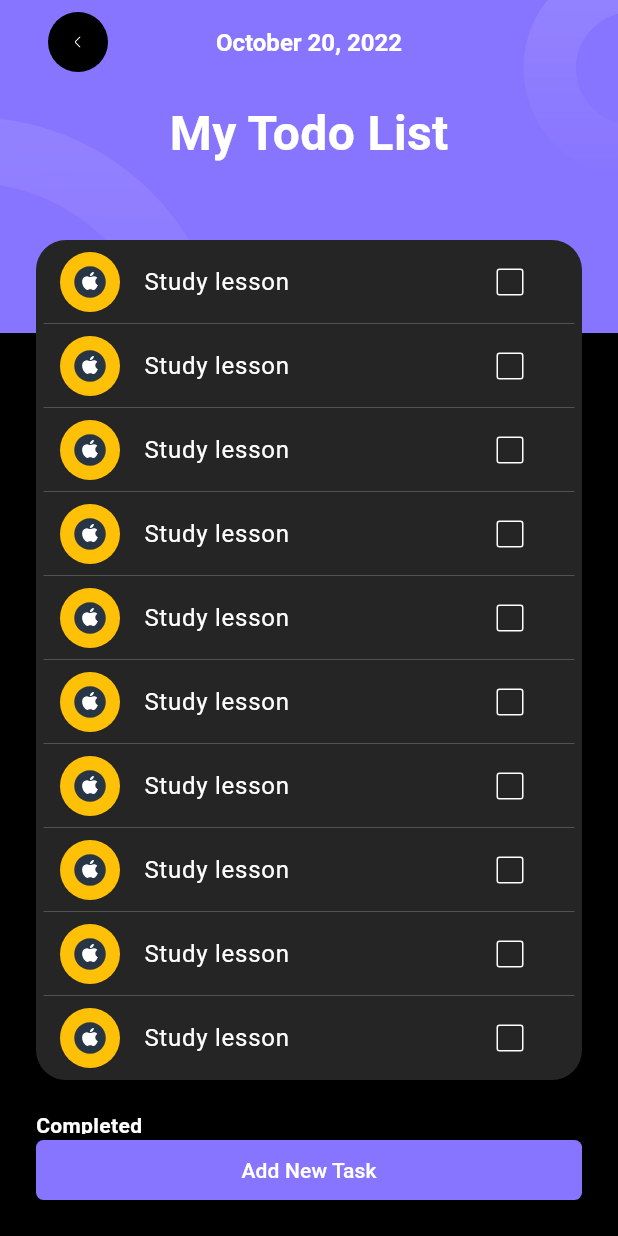
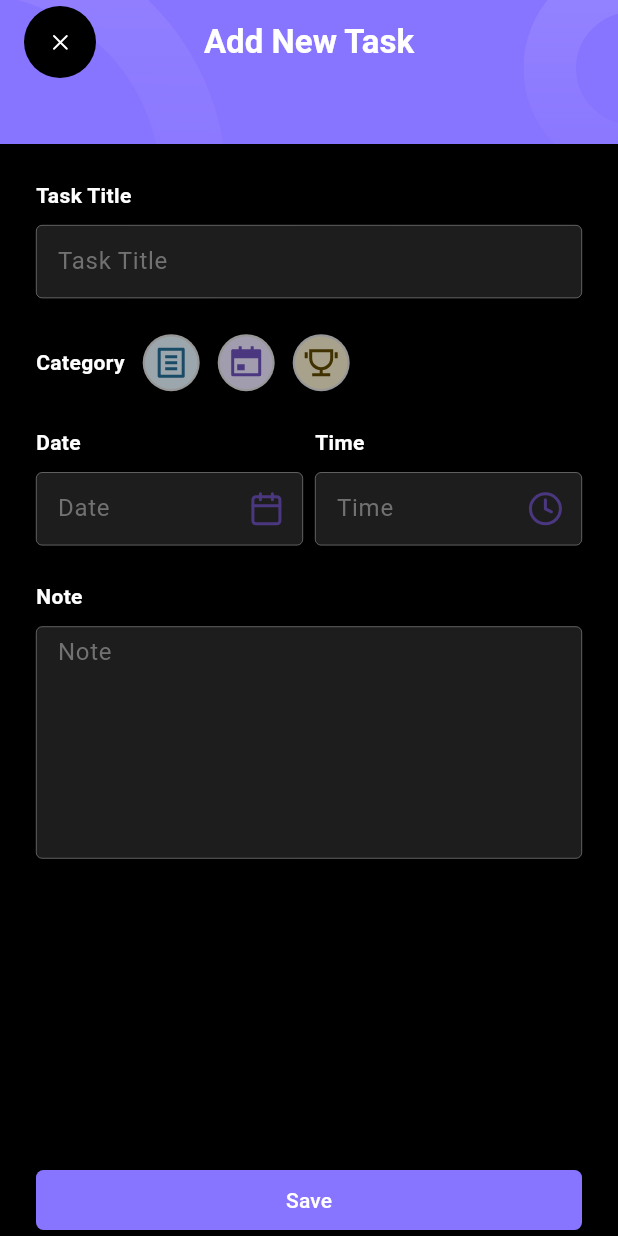
Before and after one commit to bikram-chandra-debnath/Daily-Task, a Flutter app: the Home screen opened directly, after a tap on "Add New Task", on a phone screen of 412 x 824 dp. Run offline on Flutter 3.47's test engine with Material 3 defaults, Android fonts, the phone set to English and light mode, and no system bars; our stand-ins replace flutter_svg, get, smooth_page_indicator.

Commit message:
Upload Add Task Screen

```diff
--- /dev/null
+++ b/lib/Feachers/add task/add_task.dart
@@ -0,0 +1,59 @@
+import 'package:daily_task/Feachers/add%20task/widgets/categories.dart';
+import 'package:daily_task/Feachers/add%20task/widgets/date_and_time.dart';
+import 'package:daily_task/Feachers/add%20task/widgets/upper_heading.dart';
+import 'package:daily_task/common/buttons/elevated_button.dart';
+import 'package:daily_task/common/fields/custom_input_field.dart';
+import 'package:daily_task/constants/color.dart';
+import 'package:daily_task/constants/text.dart';
+import 'package:flutter/material.dart';
+
+class AddTask extends StatelessWidget {
+  const AddTask({super.key});
+  @override
+  Widget build(BuildContext context) {
+    return Scaffold(
+      backgroundColor: AppColors.black,
+      body: Stack(
+        children: [
+          Padding(
+            padding: const EdgeInsets.only(top: 96, left: 24, right: 24),
+            child: Expanded(
+              child: SingleChildScrollView(
+                child: Column(
+                  spacing: 24,
+                  crossAxisAlignment: CrossAxisAlignment.start,
+                  children: [
+                    SizedBox(),
+                    // Todo Title writing section
+                    CustomInputField(
+                      lableText: AppTexts.taskTitle,
+                      hintText: AppTexts.taskTitle,
+                    ),
+                    // Todo Category  section
+                    Categories(),
+                    // Todo date and time  section
+                    DateAndTime(),
+                    // Todo Note writing  section
+                    CustomInputField(
+                      lableText: AppTexts.note,
+                      hintText: AppTexts.note,
+                      maxLine: 6,
+                    ),
+                  ],
+                ),
+              ),
+            ),
+          ),
+
+          // Upper Heading section
+          UpperHeading(),
+        ],
+      ),
+
+      bottomNavigationBar: Padding(
+        padding: const EdgeInsets.symmetric(horizontal: 24),
+        child: AppElevatedButton(onPressed: () {}, child: Text(AppTexts.save)),
+      ),
+    );
+  }
+}
--- /dev/null
+++ b/lib/Feachers/add task/widgets/categories.dart
@@ -0,0 +1,43 @@
+
+import 'package:daily_task/Feachers/add%20task/widgets/category_button.dart';
+import 'package:daily_task/constants/color.dart';
+import 'package:daily_task/constants/icons.dart';
+import 'package:daily_task/constants/text.dart';
+import 'package:flutter/material.dart';
+
+class Categories extends StatelessWidget {
+  const Categories({
+    super.key,
+  });
+
+  @override
+  Widget build(BuildContext context) {
+    return Row(
+      spacing: 12,
+      children: [
+        Text(
+          AppTexts.category,
+          style: TextStyle(
+            color: AppColors.white,
+            fontWeight: FontWeight.bold,
+          ),
+        ),
+        CategoryButton(
+          icon: AppIcons.page,
+          backgroundColor: AppColors.buttonBackground1,
+          onPressed: () {},
+        ),
+        CategoryButton(
+          icon: AppIcons.calender,
+          backgroundColor: AppColors.buttonBackground2,
+          onPressed: () {},
+        ),
+        CategoryButton(
+          icon: AppIcons.troffe,
+          backgroundColor: AppColors.buttonBackground3,
+          onPressed: () {},
+        ),
+      ],
+    );
+  }
+}
--- /dev/null
+++ b/lib/Feachers/add task/widgets/category_button.dart
@@ -0,0 +1,38 @@
+import 'package:daily_task/constants/color.dart';
+import 'package:flutter/material.dart';
+import 'package:flutter_svg/svg.dart';
+
+class CategoryButton extends StatelessWidget {
+  const CategoryButton({
+    super.key,
+    this.buttonSize = 38,
+    this.backgroundColor = AppColors.primary,
+    required this.icon,
+    required this.onPressed,
+  });
+
+  final double buttonSize;
+  final Color backgroundColor;
+  final String icon;
+  final VoidCallback onPressed;
+
+  @override
+  Widget build(BuildContext context) {
+    return GestureDetector(
+      onTap: onPressed,
+      child: Container(
+        padding: EdgeInsets.all(1.5),
+        height: buttonSize,
+        width: buttonSize,
+        decoration: BoxDecoration(
+          color: AppColors.border,
+          shape: BoxShape.circle,
+        ),
+        child: CircleAvatar(
+          backgroundColor: backgroundColor,
+          child: SvgPicture.asset(icon),
+        ),
+      ),
+    );
+  }
+}
--- /dev/null
+++ b/lib/Feachers/add task/widgets/date_and_time.dart
@@ -0,0 +1,41 @@
+
+import 'package:daily_task/common/fields/custom_input_field.dart';
+import 'package:daily_task/constants/icons.dart';
+import 'package:daily_task/constants/text.dart';
+import 'package:flutter/material.dart';
+import 'package:flutter_svg/svg.dart';
+
+class DateAndTime extends StatelessWidget {
+  const DateAndTime({
+    super.key,
+  });
+
+  @override
+  Widget build(BuildContext context) {
+    return Row(
+      children: [
+        Expanded(
+          child: CustomInputField(
+            lableText: AppTexts.date_,
+            hintText: AppTexts.date_,
+            suffix: Padding(
+              padding: const EdgeInsets.all(12.0),
+              child: SvgPicture.asset(AppIcons.calender2),
+            ),
+          ),
+        ),
+        SizedBox(width: 8),
+        Expanded(
+          child: CustomInputField(
+            lableText: AppTexts.time,
+            hintText: AppTexts.time,
+            suffix: Padding(
+              padding: const EdgeInsets.all(12.0),
+              child: SvgPicture.asset(AppIcons.clock),
+            ),
+          ),
+        ),
+      ],
+    );
+  }
+}
--- /dev/null
+++ b/lib/Feachers/add task/widgets/upper_heading.dart
@@ -0,0 +1,52 @@
+import 'package:daily_task/common/appbar/custom_appbar.dart';
+import 'package:daily_task/common/buttons/icon_button.dart';
+import 'package:daily_task/constants/color.dart';
+import 'package:daily_task/constants/icons.dart';
+import 'package:daily_task/constants/images.dart';
+import 'package:daily_task/constants/text.dart';
+import 'package:flutter/material.dart';
+import 'package:flutter_svg/svg.dart';
+import 'package:get/get.dart';
+
+class UpperHeading extends StatelessWidget {
+  const UpperHeading({super.key});
+
+  @override
+  Widget build(BuildContext context) {
+    return Container(
+      height: 96,
+      color: AppColors.primary,
+      child: Stack(
+        children: [
+          // Custom Designs
+          Positioned(
+            bottom: 0,
+            left: 0,
+            child: SvgPicture.asset(AppImages.circleLeft),
+          ),
+          Positioned(
+            top: 0,
+            right: 0,
+            child: SvgPicture.asset(AppImages.circleRight),
+          ),
+
+          // AppBar
+          CustomAppBar(
+            padding: EdgeInsetsGeometry.symmetric(horizontal: 12),
+            leading: AppIconButton(
+              onPressed: () => Get.back(),
+              icon: AppIcons.cross,
+            ),
+            title: Text(
+              AppTexts.addNewTask,
+              style: TextStyle(
+                color: Colors.white,
+                fontWeight: FontWeight.bold,
+              ),
+            ),
+          ),
+        ],
+      ),
+    );
+  }
+}
--- a/lib/Feachers/home/home.dart
+++ b/lib/Feachers/home/home.dart
@@ -1,8 +1,10 @@
+import 'package:daily_task/Feachers/add%20task/add_task.dart';
 import 'package:daily_task/Feachers/home/widgets/home_upper_section.dart';
 import 'package:daily_task/Feachers/home/widgets/mytodo_list.dart';
 import 'package:daily_task/common/buttons/elevated_button.dart';
 import 'package:daily_task/constants/color.dart';
 import 'package:flutter/material.dart';
+import 'package:get/get.dart';
 
 class Home extends StatelessWidget {
   const Home({super.key});
@@ -27,7 +29,7 @@ class Home extends StatelessWidget {
       ),
     bottomNavigationBar: Padding(
       padding: const EdgeInsets.only(left: 24.0, right: 24, bottom: 20),
-      child: AppElevatedButton(onPressed: (){}, child: Text("Add New Task")),
+      child: AppElevatedButton(onPressed: ()=> Get.to(()=> AddTask()), child: Text("Add New Task")),
     ),
     );
   }
--- a/lib/Feachers/home/widgets/home_upper_section.dart
+++ b/lib/Feachers/home/widgets/home_upper_section.dart
@@ -46,15 +46,12 @@ class UpperSection extends StatelessWidget {
                       fontWeight: FontWeight.bold,
                     ),
                   ),
-                  leading: Padding(
-                    padding: const EdgeInsets.all(4.0),
-                    child: AppIconButton(
-                      padding: EdgeInsets.all(15),
-                      //backgroundColor: Colors.transparent,
-                      onPressed: () {},
+                  leading: AppIconButton(
+                    padding: EdgeInsets.all(15),
+                    //backgroundColor: Colors.transparent,
+                    onPressed: () {},
 
-                      icon: AppIcons.back,
-                    ),
+                    icon: AppIcons.back,
                   ),
                 ),
 
--- a/lib/common/buttons/icon_button.dart
+++ b/lib/common/buttons/icon_button.dart
@@ -36,6 +36,7 @@ class AppIconButton extends StatelessWidget {
           tapTargetSize: tapTargetSize,
         ),
         onPressed: onPressed,
+        // ignore: deprecated_member_use
         icon: SvgPicture.asset(icon, color: iconColor,height: iconSize,width: iconSize,),
       ),
     );
--- a/lib/constants/color.dart
+++ b/lib/constants/color.dart
@@ -15,5 +15,8 @@ class AppColors{
    static const  Color lightgrey = Color(0xffE5E5E5);
 
    static const  Color background = Color(0xffeeeff5);
+   static const  Color buttonBackground1 = Color.fromARGB(255, 156, 167, 173);
+   static const  Color buttonBackground2 = Color.fromARGB(255, 162, 157, 174);
+   static const  Color buttonBackground3 = Color.fromARGB(255, 168, 162, 140);
 
 }
--- a/lib/constants/icons.dart
+++ b/lib/constants/icons.dart
@@ -4,4 +4,10 @@ class AppIcons {
   static const String back = "assets/icons/back.svg";
   static const String google = "assets/icons/google.svg";
   static const String apple = "assets/icons/apple.svg";
+  static const String cross = "assets/icons/cross.svg";
+  static const String page = "assets/icons/page.svg";
+  static const String calender = "assets/icons/calender.svg";
+  static const String calender2 = "assets/icons/calender2.svg";
+  static const String troffe = "assets/icons/torffe.svg";
+  static const String clock = "assets/icons/clock.svg";
 }
--- a/lib/constants/text.dart
+++ b/lib/constants/text.dart
@@ -14,6 +14,7 @@ static const String loginApple = "Login with Apple";
 static const String register = "Register";
 static const String completed = "Completed";
 static const String inComplet = "Incomplet";
+static const String save = "Save";
 
 
 
@@ -44,12 +45,20 @@ static const String enterUsername ="Enter your Username";
 static const String enterPasword ="Enter your Password";
 static const String donotHaveAccount ="Don't have accout?";
 
+// ------[New task screen]------
 
+static const String taskTitle = "Task Title";
+static const String category = "Category";
+static const String addNewTask = "Add New Task";
+static const String date_ = "Date";
+  static const String time = "Time";
+  static const String note = "Note";
 
   static const String appName = "Daily Task";
   static const String search = "Search";
   static const String allToDo = "All ToDos";
-  static const String addNewTask = "Add new task";
+
+
 
 
 
```
Also changed, not shown: assets/icons/calender.svg (added), assets/icons/calender2.svg (added), assets/icons/clock.svg (added), assets/icons/cross.svg (added), assets/icons/page.svg (added), assets/icons/torffe.svg (added), pubspec.lock.
